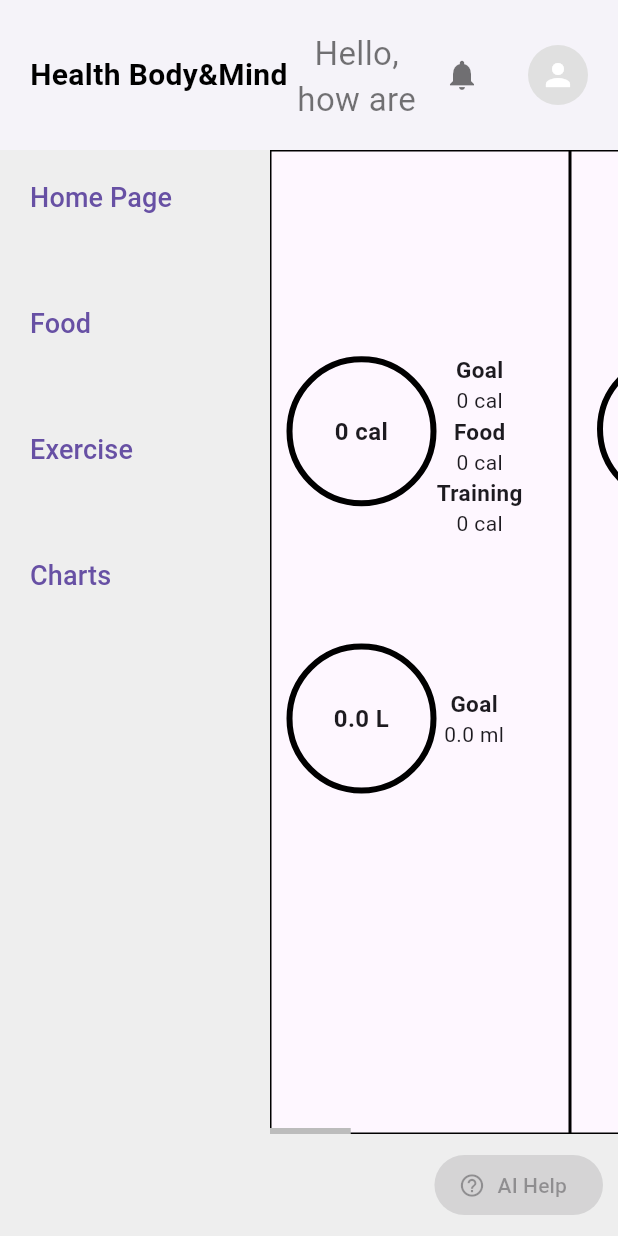
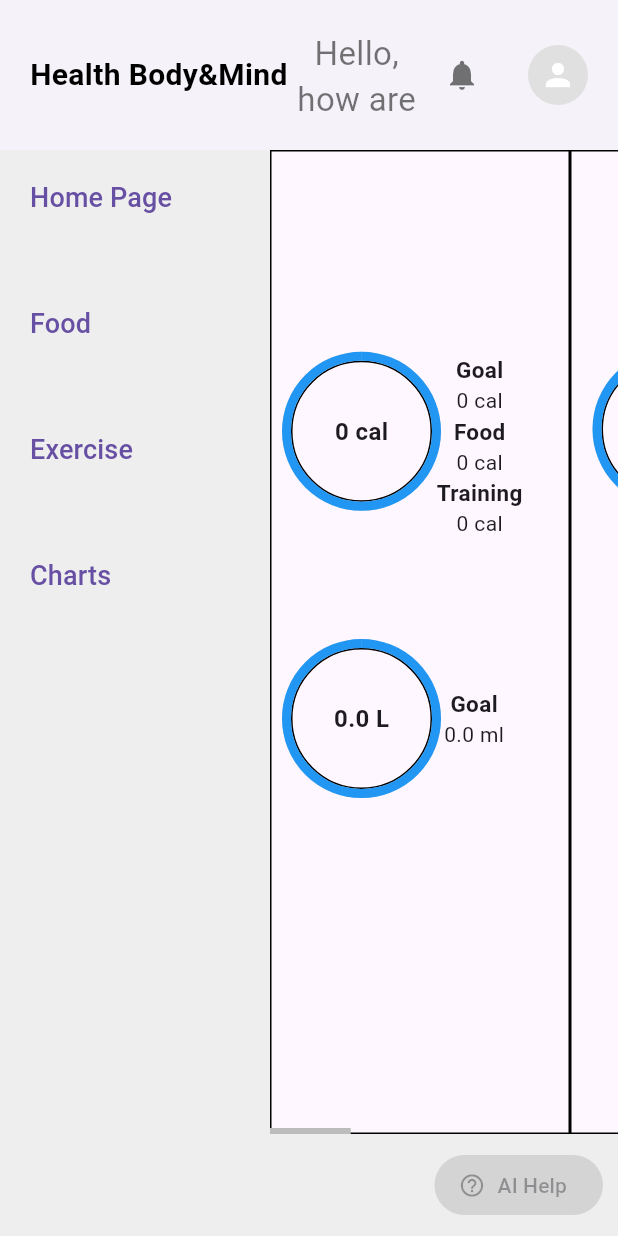
Before and after one commit to v-petrov/DW_HealthBody-Mind_UI, a Flutter app: the MainPage widget shown alone on an empty page, opened directly, on a phone screen of 412 x 824 dp. Run offline on Flutter 3.47's test engine with Material 3 defaults, Android fonts, the phone set to English and light mode, and no system bars; our stand-ins replace fl_chart, image_picker, shared_preferences; accounts and stored records are empty; network calls fail.

Commit message:
added a progressive bar to follow the calories intake

```diff
--- a/flutter_hbm/lib/screens/main_page.dart
+++ b/flutter_hbm/lib/screens/main_page.dart
@@ -65,6 +65,10 @@ class MainPageState extends State<MainPage> {
     fatsProc = 100 - proteinProc - carbsProc;
   }
 
+  double calculatesProgress(int consumed, int goal) {
+    return (consumed / goal).clamp(0.0, 1.0);
+  }
+
   @override
   Widget build(BuildContext context) {
     final userProvider = Provider.of<UserProvider>(context, listen: true);
@@ -105,7 +109,11 @@ class MainPageState extends State<MainPage> {
                         Row(
                           mainAxisAlignment: MainAxisAlignment.start,
                           children: [
-                            buildGoalCircle("${userProvider.calories - userProvider.dailyCalories} cal"),
+                            buildGoalProgressCircle(
+                              calculatesProgress(userProvider.dailyCalories, userProvider.calories),
+                              "${userProvider.calories - userProvider.dailyCalories} cal",
+                              Colors.blue,
+                            ),
                             Column(
                               crossAxisAlignment: CrossAxisAlignment.center,
                               children: [
@@ -124,7 +132,11 @@ class MainPageState extends State<MainPage> {
                         Row(
                           mainAxisAlignment: MainAxisAlignment.start,
                           children: [
-                            buildGoalCircle("${userProvider.water} L"),
+                            buildGoalProgressCircle(
+                              calculatesProgress(0, userProvider.water.toInt()),
+                              "${userProvider.water} L",
+                              Colors.blue,
+                            ),
                             Column(
                               crossAxisAlignment: CrossAxisAlignment.center,
                               children: [
@@ -154,9 +166,15 @@ class MainPageState extends State<MainPage> {
                         Row(
                           mainAxisAlignment: MainAxisAlignment.spaceEvenly,
                           children: [
-                            buildMacroCircle("${userProvider.carbs - userProvider.dailyCarbs} g", "Carbs", "Goal: ${userProvider.carbs} g", "$carbsProc%"),
-                            buildMacroCircle("${userProvider.protein - userProvider.dailyProtein} g", "Protein", "Goal: ${userProvider.protein} g", "$proteinProc%"),
-                            buildMacroCircle("${userProvider.fats - userProvider.dailyFats} g", "Fat", "Goal: ${userProvider.fats} g", "$fatsProc%"),
+                            buildMacroCircle(calculatesProgress(userProvider.dailyCarbs, userProvider.carbs),
+                              "${userProvider.carbs - userProvider.dailyCarbs} g", Colors.blue,
+                              "Carbs", "Goal: ${userProvider.carbs} g", "$carbsProc%"),
+                            buildMacroCircle(calculatesProgress(userProvider.dailyProtein, userProvider.protein),
+                                "${userProvider.protein - userProvider.dailyProtein} g", Colors.blue,
+                                "Protein", "Goal: ${userProvider.protein} g", "$proteinProc%"),
+                            buildMacroCircle(calculatesProgress(userProvider.dailyFats, userProvider.fats),
+                                "${userProvider.fats - userProvider.dailyFats} g", Colors.blue,
+                                "Fats", "Goal: ${userProvider.fats} g", "$fatsProc%")
                           ],
                         ),
                       ],
--- a/flutter_hbm/lib/widgets/widgets_for_main_page.dart
+++ b/flutter_hbm/lib/widgets/widgets_for_main_page.dart
@@ -37,25 +37,9 @@ Widget menuButton(BuildContext context, String title) {
   );
 }
 
-Widget buildGoalCircle(String text) {
-  return Container(
-    width: 100,
-    height: 100,
-    decoration: BoxDecoration(
-      shape: BoxShape.circle,
-      border: Border.all(color: Colors.black, width: 4),
-    ),
+Widget buildGoalProgressCircle(double progress, String text, Color progressColor) {
+  return Stack(
     alignment: Alignment.center,
-    child: Text(
-      text,
-      textAlign: TextAlign.center,
-      style: TextStyle(fontWeight: FontWeight.bold, fontSize: 16),
-    ),
-  );
-}
-
-Widget buildMacroCircle(String topText, String macroName, String goalText, String percentage) {
-  return Column(
     children: [
       Container(
         width: 100,
@@ -64,12 +48,60 @@ Widget buildMacroCircle(String topText, String macroName, String goalText, Strin
           shape: BoxShape.circle,
           border: Border.all(color: Colors.black, width: 4),
         ),
+      ),
+      SizedBox(
+        width: 100,
+        height: 100,
+        child: CircularProgressIndicator(
+          value: progress,
+          strokeWidth: 6,
+          backgroundColor: Colors.grey[300],
+          valueColor: AlwaysStoppedAnimation<Color>(progressColor),
+        ),
+      ),
+      Positioned(
+        child: Text(
+          text,
+          textAlign: TextAlign.center,
+          style: TextStyle(fontWeight: FontWeight.bold, fontSize: 16),
+        ),
+      ),
+    ],
+  );
+}
+
+Widget buildMacroCircle(double progress, String text, Color progressColor, String macroName, String goalText, String percentage) {
+  return Column(
+    children: [
+      Stack(
         alignment: Alignment.center,
-        child: Text(
-          topText,
-          textAlign: TextAlign.center,
-          style: TextStyle(fontWeight: FontWeight.bold),
-        ),
+        children: [
+          Container(
+            width: 100,
+            height: 100,
+            decoration: BoxDecoration(
+              shape: BoxShape.circle,
+              border: Border.all(color: Colors.black, width: 4),
+            ),
+          ),
+          SizedBox(
+            width: 100,
+            height: 100,
+            child: CircularProgressIndicator(
+              value: progress,
+              strokeWidth: 6,
+              backgroundColor: Colors.grey[300],
+              valueColor: AlwaysStoppedAnimation<Color>(progressColor),
+            ),
+          ),
+          Positioned(
+            child: Text(
+              text,
+              textAlign: TextAlign.center,
+              style: TextStyle(fontWeight: FontWeight.bold, fontSize: 16),
+            ),
+          ),
+        ],
       ),
       SizedBox(height: 10),
       Text(
```
